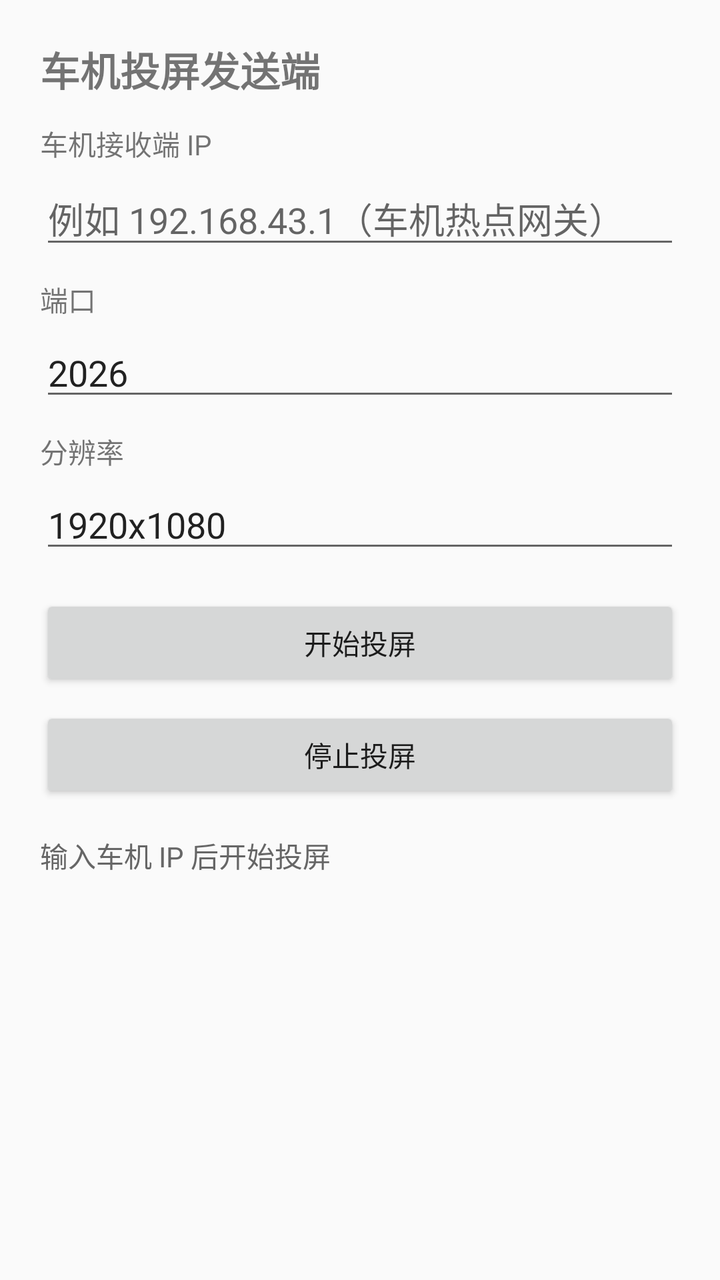
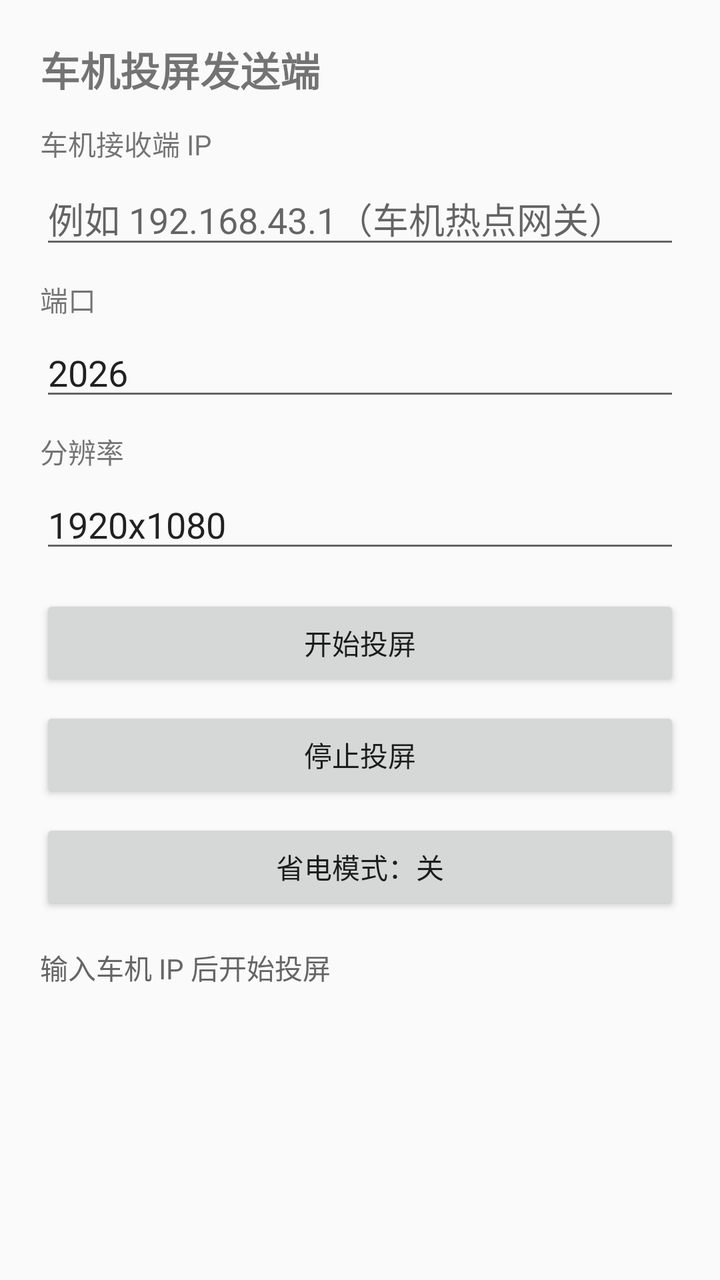

Before-and-after screenshots of an Android layout around one commit, followed by the original layout XML and the change that was made.
<!-- AndroidManifest.xml: application theme AppTheme -->
<!-- res/layout/activity_main.xml -->
<?xml version="1.0" encoding="utf-8"?>
<LinearLayout xmlns:android="http://schemas.android.com/apk/res/android"
    xmlns:tools="http://schemas.android.com/tools"
    android:layout_width="match_parent"
    android:layout_height="match_parent"
    android:orientation="vertical"
    android:padding="20dp">

    <TextView
        android:layout_width="wrap_content"
        android:layout_height="wrap_content"
        android:text="车机投屏发送端"
        android:textSize="20sp"
        android:textStyle="bold"
        android:paddingBottom="12dp" />

    <TextView
        android:layout_width="wrap_content"
        android:layout_height="wrap_content"
        android:text="车机接收端 IP"
        android:paddingBottom="4dp" />

    <EditText
        android:id="@+id/ipInput"
        android:layout_width="match_parent"
        android:layout_height="wrap_content"
        android:hint="例如 192.168.43.1（车机热点网关）"
        android:inputType="text" />

    <TextView
        android:layout_width="wrap_content"
        android:layout_height="wrap_content"
        android:text="端口"
        android:paddingTop="10dp"
        android:paddingBottom="4dp" />

    <EditText
        android:id="@+id/portInput"
        android:layout_width="match_parent"
        android:layout_height="wrap_content"
        android:hint="2026"
        android:inputType="number"
        android:text="2026" />

    <TextView
        android:layout_width="wrap_content"
        android:layout_height="wrap_content"
        android:text="分辨率"
        android:paddingTop="10dp"
        android:paddingBottom="4dp" />

    <EditText
        android:id="@+id/resInput"
        android:layout_width="match_parent"
        android:layout_height="wrap_content"
        android:hint="1920x1080"
        android:inputType="text"
        android:text="1920x1080"
        tools:ignore="LabelFor" />

    <Button
        android:id="@+id/btnStart"
        android:layout_width="match_parent"
        android:layout_height="wrap_content"
        android:layout_marginTop="16dp"
        android:text="开始投屏" />

    <Button
        android:id="@+id/btnStop"
        android:layout_width="match_parent"
        android:layout_height="wrap_content"
        android:layout_marginTop="8dp"
        android:text="停止投屏" />

    <TextView
        android:id="@+id/statusText"
        android:layout_width="match_parent"
        android:layout_height="wrap_content"
        android:layout_marginTop="16dp"
        android:text="输入车机 IP 后开始投屏"
        android:textColor="#666666" />
</LinearLayout>
<!-- resources referenced by this layout -->
<resources>
  <style name="AppTheme" parent="android:Theme.Material.Light.NoActionBar" />
</resources>

<!-- the commit's change to res/layout/activity_main.xml (unified diff, before → after) -->
@@ -72,6 +72,13 @@
         android:layout_marginTop="8dp"
         android:text="停止投屏" />
 
+    <Button
+        android:id="@+id/btnBrightness"
+        android:layout_width="match_parent"
+        android:layout_height="wrap_content"
+        android:layout_marginTop="8dp"
+        android:text="省电模式：关" />
+
     <TextView
         android:id="@+id/statusText"
         android:layout_width="match_parent"
